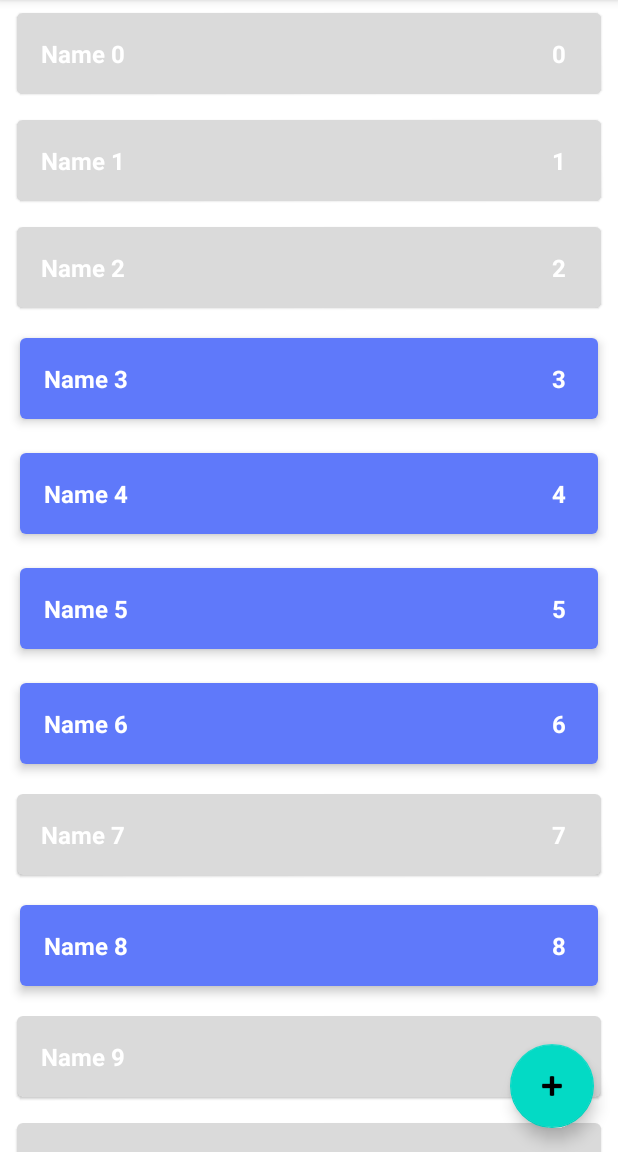
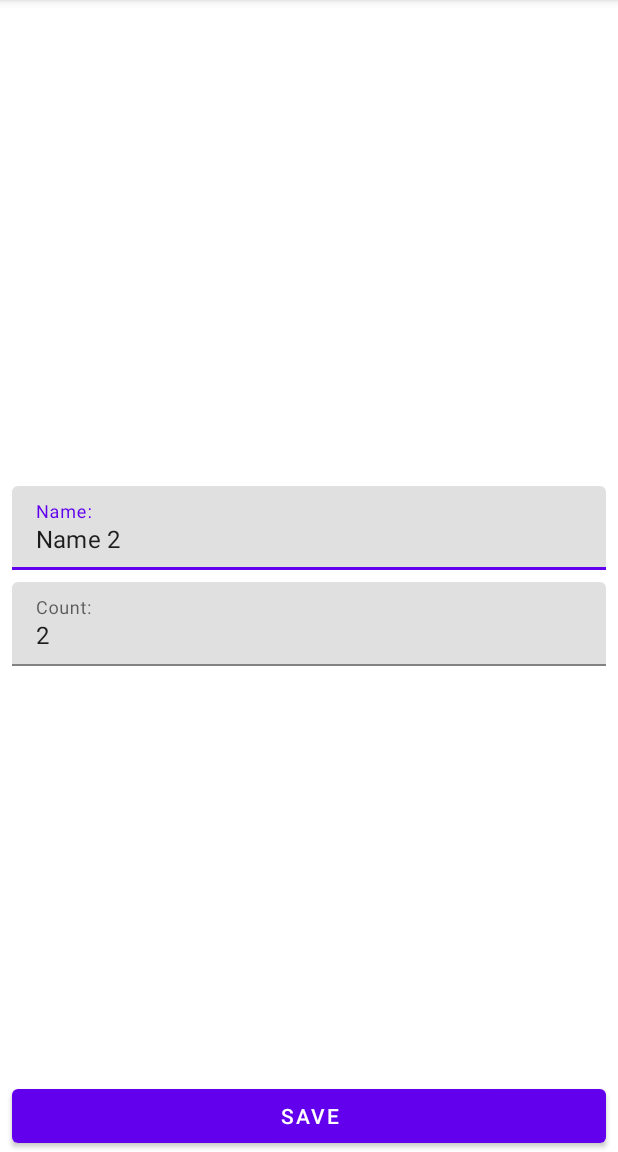
Before and after one commit to niklamix/ShoppingList, an Android app: the screen it shows after launch (MainActivity before the commit, ShopItemActivity after it), after a tap on an icon or button, on a phone screen of 412 x 824 dp, the part 84-1236 px from its top. Run offline under Robolectric (Android 15) with nearby library versions, the phone set to English and light mode, and no system bars.

Commit message:
Created a second screen to add an item

```diff
--- a/app/src/main/AndroidManifest.xml
+++ b/app/src/main/AndroidManifest.xml
@@ -14,6 +14,10 @@
         android:theme="@style/Theme.ShoppingList"
         tools:targetApi="31">
         <activity
+            android:name=".presentation.ShopItemActivity"
+            android:exported="false"
+            android:windowSoftInputMode="adjustResize"/>
+        <activity
             android:name=".presentation.MainActivity"
             android:exported="true">
             <intent-filter>
--- a/app/src/main/java/com/niklamix/shoppinglist/data/ShopListRepositoryImpl.kt
+++ b/app/src/main/java/com/niklamix/shoppinglist/data/ShopListRepositoryImpl.kt
@@ -16,7 +16,7 @@ object ShopListRepositoryImpl : ShopListRepository {
     private var autoIncrementId = 0
 
     init {
-        for (i in 0 until 1000) {
+        for (i in 0 until 10) {
             val item = ShopItem("Name $i", i, Random.nextBoolean())
             addShopItem(item)
         }
--- a/app/src/main/java/com/niklamix/shoppinglist/presentation/MainActivity.kt
+++ b/app/src/main/java/com/niklamix/shoppinglist/presentation/MainActivity.kt
@@ -5,6 +5,7 @@ import android.os.Bundle
 import androidx.lifecycle.ViewModelProvider
 import androidx.recyclerview.widget.ItemTouchHelper
 import androidx.recyclerview.widget.RecyclerView
+import com.google.android.material.floatingactionbutton.FloatingActionButton
 import com.niklamix.shoppinglist.R
 
 class MainActivity : AppCompatActivity() {
@@ -19,6 +20,11 @@ class MainActivity : AppCompatActivity() {
         viewModel = ViewModelProvider(this)[MainViewModel::class.java]
         viewModel.shopList.observe(this) {
             shopListAdapter.submitList(it)
+        }
+        val btnAddItem = findViewById<FloatingActionButton>(R.id.btn_add_item)
+        btnAddItem.setOnClickListener {
+            val intent = ShopItemActivity.newIntentAddItem(this)
+            startActivity(intent)
         }
     }
 
@@ -64,7 +70,8 @@ class MainActivity : AppCompatActivity() {
 
     private fun setupClickListener() {
         shopListAdapter.onShopItemClickListener = {
-
+            val intent = ShopItemActivity.newIntentEditItem(this, it.id)
+            startActivity(intent)
         }
     }
 
--- /dev/null
+++ b/app/src/main/java/com/niklamix/shoppinglist/presentation/ShopItemActivity.kt
@@ -0,0 +1,155 @@
+package com.niklamix.shoppinglist.presentation
+
+import android.content.Context
+import android.content.Intent
+import androidx.appcompat.app.AppCompatActivity
+import android.os.Bundle
+import android.text.Editable
+import android.text.TextWatcher
+import android.widget.Button
+import androidx.lifecycle.ViewModelProvider
+import com.google.android.material.textfield.TextInputEditText
+import com.google.android.material.textfield.TextInputLayout
+import com.niklamix.shoppinglist.R
+import com.niklamix.shoppinglist.domain.ShopItem
+
+class ShopItemActivity : AppCompatActivity() {
+
+    private lateinit var viewModel: ShopItemViewModel
+
+    private lateinit var tilName: TextInputLayout
+    private lateinit var tilCount: TextInputLayout
+    private lateinit var etName: TextInputEditText
+    private lateinit var etCount: TextInputEditText
+    private lateinit var btnSave: Button
+
+    private var screenMode = MODE_UNKNOWN
+    private var shopItemId = ShopItem.UNDEFINED_ID
+
+    override fun onCreate(savedInstanceState: Bundle?) {
+        super.onCreate(savedInstanceState)
+        setContentView(R.layout.activity_shop_item)
+        parseIntent()
+        viewModel = ViewModelProvider(this) [ShopItemViewModel::class.java]
+        initViews()
+        addTextChangeListener()
+        launchRightMode()
+        observeViewModel()
+    }
+
+    private fun parseIntent() {
+        if (!intent.hasExtra(EXTRA_SCREEN_MODE)) {
+            throw RuntimeException("Param screen mode is absent")
+        }
+        val mode = intent.getStringExtra(EXTRA_SCREEN_MODE)
+        if (mode != MODE_EDIT && mode != MODE_ADD) {
+            throw RuntimeException("Unknown screen mode $mode")
+        }
+        screenMode = mode
+        if (screenMode == MODE_EDIT) {
+            if (!intent.hasExtra(EXTRA_SHOP_ITEM_ID)) {
+                throw RuntimeException("Param shop item id is absent")
+            }
+            shopItemId = intent.getIntExtra(EXTRA_SHOP_ITEM_ID, ShopItem.UNDEFINED_ID)
+        }
+    }
+
+    private fun addTextChangeListener() {
+        etName.addTextChangedListener(object : TextWatcher {
+            override fun beforeTextChanged(p0: CharSequence?, p1: Int, p2: Int, p3: Int) {}
+
+            override fun onTextChanged(p0: CharSequence?, p1: Int, p2: Int, p3: Int) {
+                viewModel.resetErrorInputName()
+            }
+
+            override fun afterTextChanged(p0: Editable?) {}
+
+        })
+        etCount.addTextChangedListener(object : TextWatcher {
+            override fun beforeTextChanged(p0: CharSequence?, p1: Int, p2: Int, p3: Int) {}
+
+            override fun onTextChanged(p0: CharSequence?, p1: Int, p2: Int, p3: Int) {
+                viewModel.resetErrorInputCount()
+            }
+
+            override fun afterTextChanged(p0: Editable?) {}
+
+        })
+    }
+
+    private fun launchRightMode() {
+        when (screenMode) {
+            MODE_EDIT -> launchEditMode()
+            MODE_ADD -> launchAddMode()
+        }
+    }
+
+    private fun launchEditMode() {
+        viewModel.getShopItem(shopItemId)
+        viewModel.shopItem.observe(this) {
+            etName.setText(it.name)
+            etCount.setText(it.count.toString())
+        }
+        btnSave.setOnClickListener {
+            viewModel.editShopItem(etName.text?.toString(), etCount.text?.toString())
+        }
+    }
+    private fun launchAddMode() {
+        btnSave.setOnClickListener {
+            viewModel.addShopItem(etName.text?.toString(), etCount.text?.toString())
+        }
+    }
+
+    private fun observeViewModel() {
+        viewModel.errorInputName.observe(this) {
+            val message = if (it) {
+                getString(R.string.error_input_name)
+            } else {
+                null
+            }
+            tilName.error = message
+        }
+
+        viewModel.errorInputCount.observe(this) {
+            val message = if (it) {
+                getString(R.string.error_input_count)
+            } else {
+                null
+            }
+            tilCount.error = message
+        }
+
+        viewModel.shouldCloseScreen.observe(this) {
+            finish()
+        }
+    }
+
+    private fun initViews() {
+       tilName = findViewById(R.id.til_name)
+       tilCount = findViewById(R.id.til_count)
+       etName = findViewById(R.id.et_name)
+       etCount = findViewById(R.id.et_count)
+       btnSave = findViewById(R.id.btn_save)
+    }
+
+    companion object {
+        private const val EXTRA_SCREEN_MODE = "extra mode"
+        private const val EXTRA_SHOP_ITEM_ID = "extra_shop_item_id"
+        private const val MODE_EDIT = "mode edit"
+        private const val MODE_ADD = "mode add"
+        private const val MODE_UNKNOWN = ""
+
+        fun newIntentAddItem(context: Context): Intent {
+            val intent = Intent(context, ShopItemActivity::class.java)
+            intent.putExtra(EXTRA_SCREEN_MODE, MODE_ADD)
+            return intent
+        }
+
+        fun newIntentEditItem(context: Context, itemId: Int): Intent {
+            val intent = Intent(context, ShopItemActivity::class.java)
+            intent.putExtra(EXTRA_SCREEN_MODE, MODE_EDIT)
+            intent.putExtra(EXTRA_SHOP_ITEM_ID, itemId)
+            return intent
+        }
+    }
+}
--- /dev/null
+++ b/app/src/main/java/com/niklamix/shoppinglist/presentation/ShopItemViewModel.kt
@@ -0,0 +1,105 @@
+package com.niklamix.shoppinglist.presentation
+
+import androidx.lifecycle.LiveData
+import androidx.lifecycle.MutableLiveData
+import androidx.lifecycle.ViewModel
+import com.niklamix.shoppinglist.data.ShopListRepositoryImpl
+import com.niklamix.shoppinglist.domain.AddShopItemUseCase
+import com.niklamix.shoppinglist.domain.EditShopItemUseCase
+import com.niklamix.shoppinglist.domain.GetShopItemUseCase
+import com.niklamix.shoppinglist.domain.ShopItem
+
+class ShopItemViewModel : ViewModel() {
+
+    private val repository = ShopListRepositoryImpl
+
+    private val addShopItemUseCase = AddShopItemUseCase(repository)
+    private val editShopItemUseCase = EditShopItemUseCase(repository)
+    private val getShopItemUseCase = GetShopItemUseCase(repository)
+
+    private val _errorInputName = MutableLiveData<Boolean>()
+    val errorInputName: LiveData<Boolean>
+        get() = _errorInputName
+
+    private val _errorInputCount = MutableLiveData<Boolean>()
+    val errorInputCount: LiveData<Boolean>
+        get() = _errorInputCount
+
+    private val _shopItem = MutableLiveData<ShopItem>()
+    val shopItem: LiveData<ShopItem>
+        get() = _shopItem
+
+    private val _shouldCloseScreen = MutableLiveData<Unit>()
+    val shouldCloseScreen: LiveData<Unit>
+        get() = _shouldCloseScreen
+
+    fun addShopItem(inputName: String?, inputCount: String?) {
+        val name = parseName(inputName)
+        val count = parseCount(inputCount)
+        val fieldsValid = validateInput(name, count)
+        if (fieldsValid) {
+            val shopItem = ShopItem(name, count, true)
+            addShopItemUseCase.addShopItem(shopItem)
+            finishWork()
+        }
+    }
+
+    fun editShopItem(inputName: String?, inputCount: String?) {
+        val name = parseName(inputName)
+        val count = parseCount(inputCount)
+        val fieldsValid = validateInput(name, count)
+        if (fieldsValid) {
+            _shopItem.value?.let {
+                val item = it.copy(name = name, count = count)
+                editShopItemUseCase.editShopItem(item)
+                finishWork()
+            }
+        }
+    }
+
+    fun getShopItem(itemId: Int) {
+        val item = getShopItemUseCase.getShopItem(itemId)
+        _shopItem.value = item
+    }
+
+    private fun parseName(inputName: String?): String {
+        return inputName?.trim() ?: ""
+    }
+
+    private fun parseCount(inputCount: String?): Int {
+        return try {
+            inputCount?.trim()?.toInt() ?: ZERO_VALUE
+        } catch (e: Exception) {
+            ZERO_VALUE
+        }
+    }
+
+    private fun validateInput(name: String, count: Int): Boolean {
+        var result = true
+        if (name.isBlank()) {
+            _errorInputName.value = true
+            result = false
+        }
+        if (count <= ZERO_VALUE) {
+            _errorInputCount.value = true
+            result = false
+        }
+        return result
+    }
+
+    fun resetErrorInputName() {
+        _errorInputName.value = false
+    }
+
+    fun resetErrorInputCount() {
+        _errorInputCount.value = false
+    }
+
+    private fun finishWork() {
+        _shouldCloseScreen.value = Unit
+    }
+
+    companion object {
+        const val ZERO_VALUE = 0
+    }
+}
--- a/app/src/main/res/layout/activity_main.xml
+++ b/app/src/main/res/layout/activity_main.xml
@@ -18,6 +18,7 @@
         tools:listitem="@layout/item_shop_disabled" />
 
     <com.google.android.material.floatingactionbutton.FloatingActionButton
+        android:id="@+id/btn_add_item"
         android:layout_width="wrap_content"
         android:layout_height="wrap_content"
         android:layout_marginEnd="16dp"
--- /dev/null
+++ b/app/src/main/res/layout/activity_shop_item.xml
@@ -0,0 +1,64 @@
+<?xml version="1.0" encoding="utf-8"?>
+<androidx.constraintlayout.widget.ConstraintLayout xmlns:android="http://schemas.android.com/apk/res/android"
+    xmlns:app="http://schemas.android.com/apk/res-auto"
+    xmlns:tools="http://schemas.android.com/tools"
+    android:layout_width="match_parent"
+    android:layout_height="match_parent"
+    tools:context=".presentation.ShopItemActivity">
+
+    <com.google.android.material.textfield.TextInputLayout
+        android:id="@+id/til_name"
+        android:layout_width="match_parent"
+        android:layout_height="wrap_content"
+        android:layout_marginStart="8dp"
+        android:layout_marginEnd="8dp"
+        android:layout_marginBottom="4dp"
+        app:layout_constraintEnd_toEndOf="parent"
+        app:layout_constraintStart_toStartOf="parent"
+        app:layout_constraintTop_toTopOf="parent"
+        app:layout_constraintBottom_toTopOf="@+id/til_count"
+        app:layout_constraintVertical_chainStyle="packed">
+
+        <com.google.android.material.textfield.TextInputEditText
+            android:id="@+id/et_name"
+            android:layout_width="match_parent"
+            android:layout_height="wrap_content"
+            android:hint="@string/et_name_hint"
+            android:inputType="textCapWords"/>
+    </com.google.android.material.textfield.TextInputLayout>
+
+    <com.google.android.material.textfield.TextInputLayout
+        android:id="@+id/til_count"
+        android:layout_width="match_parent"
+        android:layout_height="wrap_content"
+        android:layout_marginStart="8dp"
+        android:layout_marginEnd="8dp"
+        android:layout_marginTop="4dp"
+        app:layout_constraintEnd_toEndOf="parent"
+        app:layout_constraintStart_toStartOf="parent"
+        app:layout_constraintTop_toBottomOf="@+id/til_name"
+        app:layout_constraintBottom_toBottomOf="parent"
+        app:layout_constraintVertical_chainStyle="packed">
+
+        <com.google.android.material.textfield.TextInputEditText
+            android:id="@+id/et_count"
+            android:layout_width="match_parent"
+            android:layout_height="wrap_content"
+            android:hint="@string/et_count_hint"
+            android:inputType="number"/>
+
+    </com.google.android.material.textfield.TextInputLayout>
+
+    <Button
+        android:id="@+id/btn_save"
+        android:layout_width="match_parent"
+        android:layout_height="wrap_content"
+        android:text="@string/btn_save_text"
+        android:layout_marginStart="8dp"
+        android:layout_marginEnd="8dp"
+        android:layout_marginTop="4dp"
+        app:layout_constraintBottom_toBottomOf="parent"
+        app:layout_constraintStart_toStartOf="parent"
+        app:layout_constraintEnd_toEndOf="parent"/>
+
+</androidx.constraintlayout.widget.ConstraintLayout>
--- a/app/src/main/res/values/strings.xml
+++ b/app/src/main/res/values/strings.xml
@@ -1,3 +1,9 @@
 <resources>
     <string name="app_name">ShoppingList</string>
+    <string name="et_name_hint">Name:</string>
+    <string name="et_count_hint">Count:</string>
+    <string name="btn_save_text">Save</string>
+    <string name="error_input_name">Invalid name</string>
+    <string name="error_input_count">Invalid count</string>
+
 </resources>
```
